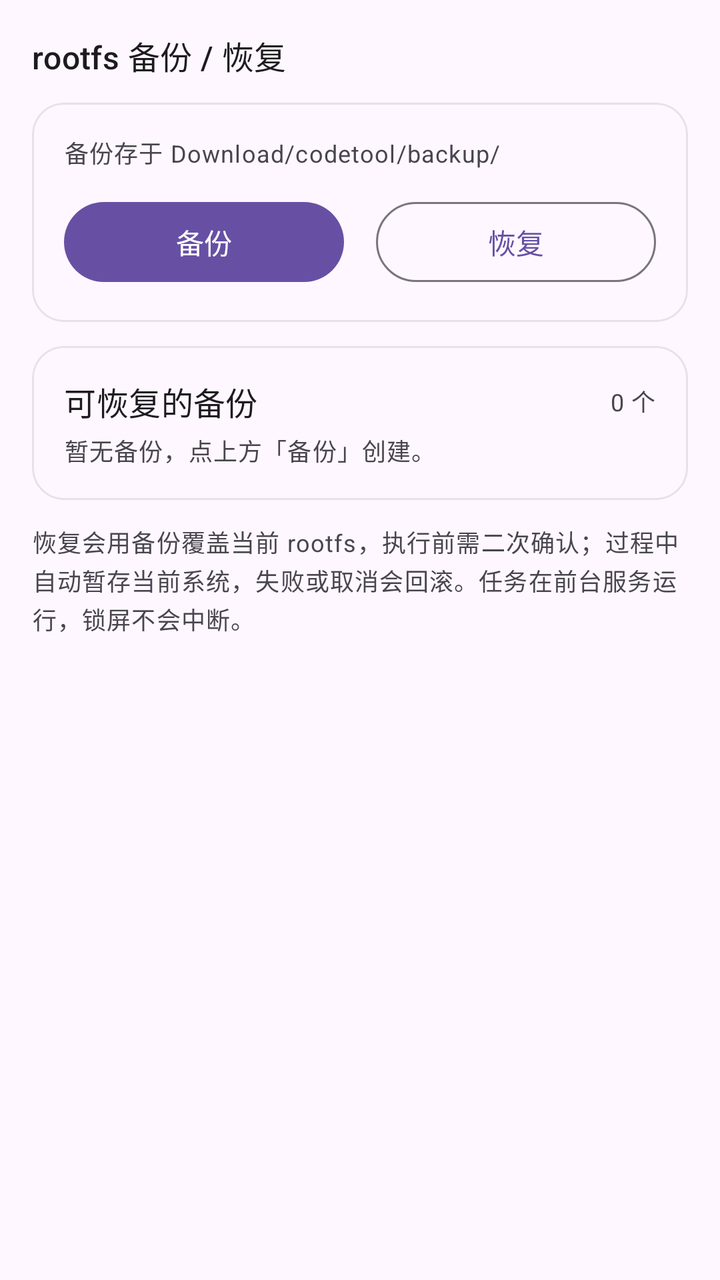
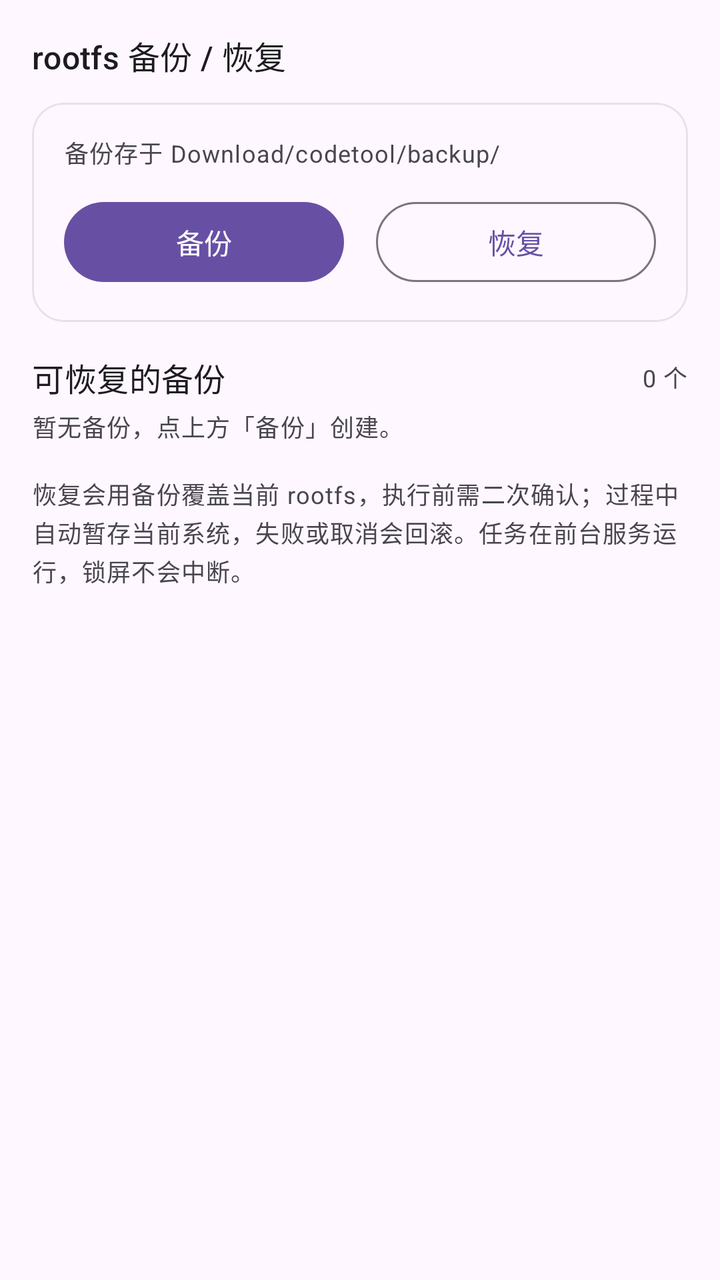

Compare the two renders of this Android layout. The source of the first and the diff that turns it into the second are given below.
<!-- AndroidManifest.xml: application theme Theme.CodeTool.Starting -->
<!-- res/layout/fragment_rootfs_backup.xml -->
<?xml version="1.0" encoding="utf-8"?>
<ScrollView xmlns:android="http://schemas.android.com/apk/res/android"
    xmlns:app="http://schemas.android.com/apk/res-auto"
    android:layout_width="match_parent"
    android:layout_height="match_parent"
    android:background="?android:attr/colorBackground"
    android:scrollbars="none"
    android:fillViewport="true">

    <LinearLayout
        android:layout_width="match_parent"
        android:layout_height="wrap_content"
        android:orientation="vertical"
        android:padding="16dp">

        <com.google.android.material.textview.MaterialTextView
            android:layout_width="wrap_content"
            android:layout_height="wrap_content"
            android:layout_marginBottom="12dp"
            android:text="rootfs 备份 / 恢复"
            android:textAppearance="?attr/textAppearanceTitleMedium"
            android:textColor="?attr/colorOnSurface" />

        <com.google.android.material.card.MaterialCardView
            android:layout_width="match_parent"
            android:layout_height="wrap_content"
            app:cardCornerRadius="16dp"
            app:cardElevation="0dp"
            app:strokeWidth="1dp"
            app:strokeColor="?attr/colorSurfaceVariant">

            <LinearLayout
                android:layout_width="match_parent"
                android:layout_height="wrap_content"
                android:orientation="vertical"
                android:padding="16dp">

                <com.google.android.material.textview.MaterialTextView
                    android:id="@+id/backupStatus"
                    android:layout_width="match_parent"
                    android:layout_height="wrap_content"
                    android:text="备份存于 Download/codetool/backup/"
                    android:textAppearance="?attr/textAppearanceBodySmall"
                    android:textColor="?attr/colorOnSurfaceVariant" />

                
                <com.google.android.material.progressindicator.LinearProgressIndicator
                    android:id="@+id/backupProgress"
                    android:layout_width="match_parent"
                    android:layout_height="wrap_content"
                    android:layout_marginTop="12dp"
                    android:visibility="gone"
                    app:indicatorColor="?attr/colorPrimary"
                    app:trackColor="?attr/colorSurfaceVariant"
                    app:trackCornerRadius="4dp"
                    app:trackThickness="6dp" />

                <LinearLayout
                    android:layout_width="match_parent"
                    android:layout_height="wrap_content"
                    android:orientation="horizontal"
                    android:layout_marginTop="12dp">

                    <com.google.android.material.button.MaterialButton
                        android:id="@+id/btnBackup"
                        android:layout_width="0dp"
                        android:layout_height="wrap_content"
                        android:layout_weight="1"
                        android:text="备份" />

                    
                    <com.google.android.material.button.MaterialButton
                        android:id="@+id/btnRestore"
                        style="?attr/materialButtonOutlinedStyle"
                        android:layout_width="0dp"
                        android:layout_height="wrap_content"
                        android:layout_weight="1"
                        android:layout_marginStart="16dp"
                        android:text="恢复" />
                </LinearLayout>

                <com.google.android.material.button.MaterialButton
                    android:id="@+id/btnBackupCancel"
                    android:layout_width="match_parent"
                    android:layout_height="wrap_content"
                    android:layout_marginTop="8dp"
                    android:visibility="gone"
                    android:text="取消任务" />

            </LinearLayout>
        </com.google.android.material.card.MaterialCardView>

        
        <com.google.android.material.card.MaterialCardView
            android:layout_width="match_parent"
            android:layout_height="wrap_content"
            android:layout_marginTop="12dp"
            app:cardCornerRadius="16dp"
            app:cardElevation="0dp"
            app:strokeWidth="1dp"
            app:strokeColor="?attr/colorSurfaceVariant">

            <LinearLayout
                android:layout_width="match_parent"
                android:layout_height="wrap_content"
                android:orientation="vertical"
                android:padding="16dp">

                <LinearLayout
                    android:layout_width="match_parent"
                    android:layout_height="wrap_content"
                    android:orientation="horizontal"
                    android:gravity="center_vertical">

                    <com.google.android.material.textview.MaterialTextView
                        android:layout_width="0dp"
                        android:layout_height="wrap_content"
                        android:layout_weight="1"
                        android:text="可恢复的备份"
                        android:textAppearance="?attr/textAppearanceTitleMedium"
                        android:textColor="?attr/colorOnSurface" />

                    <com.google.android.material.textview.MaterialTextView
                        android:id="@+id/backupCount"
                        android:layout_width="wrap_content"
                        android:layout_height="wrap_content"
                        android:layout_marginStart="12dp"
                        android:text="0 个"
                        android:textAppearance="?attr/textAppearanceBodySmall"
                        android:textColor="?attr/colorOnSurfaceVariant" />
                </LinearLayout>

                <com.google.android.material.textview.MaterialTextView
                    android:id="@+id/backupEmptyHint"
                    android:layout_width="match_parent"
                    android:layout_height="wrap_content"
                    android:layout_marginTop="4dp"
                    android:text="暂无备份，点上方「备份」创建。"
                    android:textAppearance="?attr/textAppearanceBodySmall"
                    android:textColor="?attr/colorOnSurfaceVariant" />

                <LinearLayout
                    android:id="@+id/backupList"
                    android:layout_width="match_parent"
                    android:layout_height="wrap_content"
                    android:orientation="vertical" />
            </LinearLayout>
        </com.google.android.material.card.MaterialCardView>

        <com.google.android.material.textview.MaterialTextView
            android:layout_width="match_parent"
            android:layout_height="wrap_content"
            android:layout_marginTop="12dp"
            android:text="恢复会用备份覆盖当前 rootfs，执行前需二次确认；过程中自动暂存当前系统，失败或取消会回滚。任务在前台服务运行，锁屏不会中断。"
            android:textAppearance="?attr/textAppearanceBodySmall"
            android:textColor="?attr/colorOnSurfaceVariant" />

    </LinearLayout>
</ScrollView>
<!-- resources referenced by this layout -->
<resources>
  <style name="Theme.CodeTool.Starting" parent="Theme.Material3.DayNight.NoActionBar">
          <item name="android:windowBackground">?android:colorBackground</item>
          <item name="android:statusBarColor" tools:targetApi="l">?android:colorBackground</item>
      </style>
</resources>

<!-- the commit's change to res/layout/fragment_rootfs_backup.xml (unified diff, before → after) -->
@@ -91,61 +91,46 @@
         </com.google.android.material.card.MaterialCardView>
 
         
-        <com.google.android.material.card.MaterialCardView
+        <LinearLayout
             android:layout_width="match_parent"
             android:layout_height="wrap_content"
-            android:layout_marginTop="12dp"
-            app:cardCornerRadius="16dp"
-            app:cardElevation="0dp"
-            app:strokeWidth="1dp"
-            app:strokeColor="?attr/colorSurfaceVariant">
+            android:layout_marginTop="16dp"
+            android:orientation="horizontal"
+            android:gravity="center_vertical">
 
-            <LinearLayout
-                android:layout_width="match_parent"
+            <com.google.android.material.textview.MaterialTextView
+                android:layout_width="0dp"
                 android:layout_height="wrap_content"
-                android:orientation="vertical"
-                android:padding="16dp">
+                android:layout_weight="1"
+                android:text="可恢复的备份"
+                android:textAppearance="?attr/textAppearanceTitleMedium"
+                android:textColor="?attr/colorOnSurface" />
 
-                <LinearLayout
-                    android:layout_width="match_parent"
-                    android:layout_height="wrap_content"
-                    android:orientation="horizontal"
-                    android:gravity="center_vertical">
+            <com.google.android.material.textview.MaterialTextView
+                android:id="@+id/backupCount"
+                android:layout_width="wrap_content"
+                android:layout_height="wrap_content"
+                android:layout_marginStart="12dp"
+                android:text="0 个"
+                android:textAppearance="?attr/textAppearanceBodySmall"
+                android:textColor="?attr/colorOnSurfaceVariant" />
+        </LinearLayout>
 
-                    <com.google.android.material.textview.MaterialTextView
-                        android:layout_width="0dp"
-                        android:layout_height="wrap_content"
-                        android:layout_weight="1"
-                        android:text="可恢复的备份"
-                        android:textAppearance="?attr/textAppearanceTitleMedium"
-                        android:textColor="?attr/colorOnSurface" />
+        <com.google.android.material.textview.MaterialTextView
+            android:id="@+id/backupEmptyHint"
+            android:layout_width="match_parent"
+            android:layout_height="wrap_content"
+            android:layout_marginTop="4dp"
+            android:text="暂无备份，点上方「备份」创建。"
+            android:textAppearance="?attr/textAppearanceBodySmall"
+            android:textColor="?attr/colorOnSurfaceVariant" />
 
-                    <com.google.android.material.textview.MaterialTextView
-                        android:id="@+id/backupCount"
-                        android:layout_width="wrap_content"
-                        android:layout_height="wrap_content"
-                        android:layout_marginStart="12dp"
-                        android:text="0 个"
-                        android:textAppearance="?attr/textAppearanceBodySmall"
-                        android:textColor="?attr/colorOnSurfaceVariant" />
-                </LinearLayout>
-
-                <com.google.android.material.textview.MaterialTextView
-                    android:id="@+id/backupEmptyHint"
-                    android:layout_width="match_parent"
-                    android:layout_height="wrap_content"
-                    android:layout_marginTop="4dp"
-                    android:text="暂无备份，点上方「备份」创建。"
-                    android:textAppearance="?attr/textAppearanceBodySmall"
-                    android:textColor="?attr/colorOnSurfaceVariant" />
-
-                <LinearLayout
-                    android:id="@+id/backupList"
-                    android:layout_width="match_parent"
-                    android:layout_height="wrap_content"
-                    android:orientation="vertical" />
-            </LinearLayout>
-        </com.google.android.material.card.MaterialCardView>
+        <LinearLayout
+            android:id="@+id/backupList"
+            android:layout_width="match_parent"
+            android:layout_height="wrap_content"
+            android:layout_marginTop="4dp"
+            android:orientation="vertical" />
 
         <com.google.android.material.textview.MaterialTextView
             android:layout_width="match_parent"
